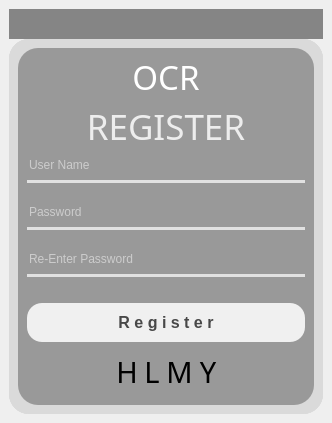
First picture: the form in capek GUI/Login_info.ui, repository skadimoe9/Japanese-OCR-Translation-App, before the edit.
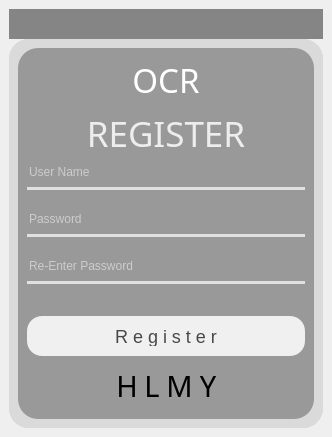
Second picture: the form after the edit. The open tabs and pages were chosen to show the change. Icons and pictures are not drawn.

Commit message: Untuk login-register

```diff
--- a/capek GUI/Login_info.ui
+++ b/capek GUI/Login_info.ui
@@ -7,7 +7,7 @@
     <x>0</x>
     <y>0</y>
     <width>332</width>
-    <height>423</height>
+    <height>437</height>
    </rect>
   </property>
   <property name="windowTitle">
@@ -654,20 +654,15 @@
                </widget>
               </item>
               <item>
-               <spacer name="verticalSpacer_5">
-                <property name="orientation">
-                 <enum>Qt::Vertical</enum>
+               <widget class="QLabel" name="Error_2">
+                <property name="styleSheet">
+                 <string notr="true">background-color:rgba(0,0,0,0);
+</string>
                 </property>
-                <property name="sizeType">
-                 <enum>QSizePolicy::Fixed</enum>
+                <property name="text">
+                 <string/>
                 </property>
-                <property name="sizeHint" stdset="0">
-                 <size>
-                  <width>20</width>
-                  <height>20</height>
-                 </size>
-                </property>
-               </spacer>
+               </widget>
               </item>
               <item>
                <widget class="QPushButton" name="RegisterButton">
@@ -679,10 +674,7 @@
                 </property>
                 <property name="font">
                  <font>
-                  <family>MS Shell Dlg 2</family>
-                  <pointsize>12</pointsize>
-                  <weight>75</weight>
-                  <bold>true</bold>
+                  <pointsize>-1</pointsize>
                  </font>
                 </property>
                 <property name="styleSheet">
@@ -692,6 +684,7 @@
     background-color: rgb(240, 240, 240);  /* Warna latar belakang */
     border-radius: 15px;  /* Membuat sudut tombol melengkung */
     padding: 10px 20px;  /* Tambahkan padding untuk menambah ruang di dalam tombol */
+	font-size : 18px;
 }
 
 QPushButton#RegisterButton:hover{
```
Left out of the diff: 523 changed lines with no effect on the pictures. The commit also changes 8 other files.
